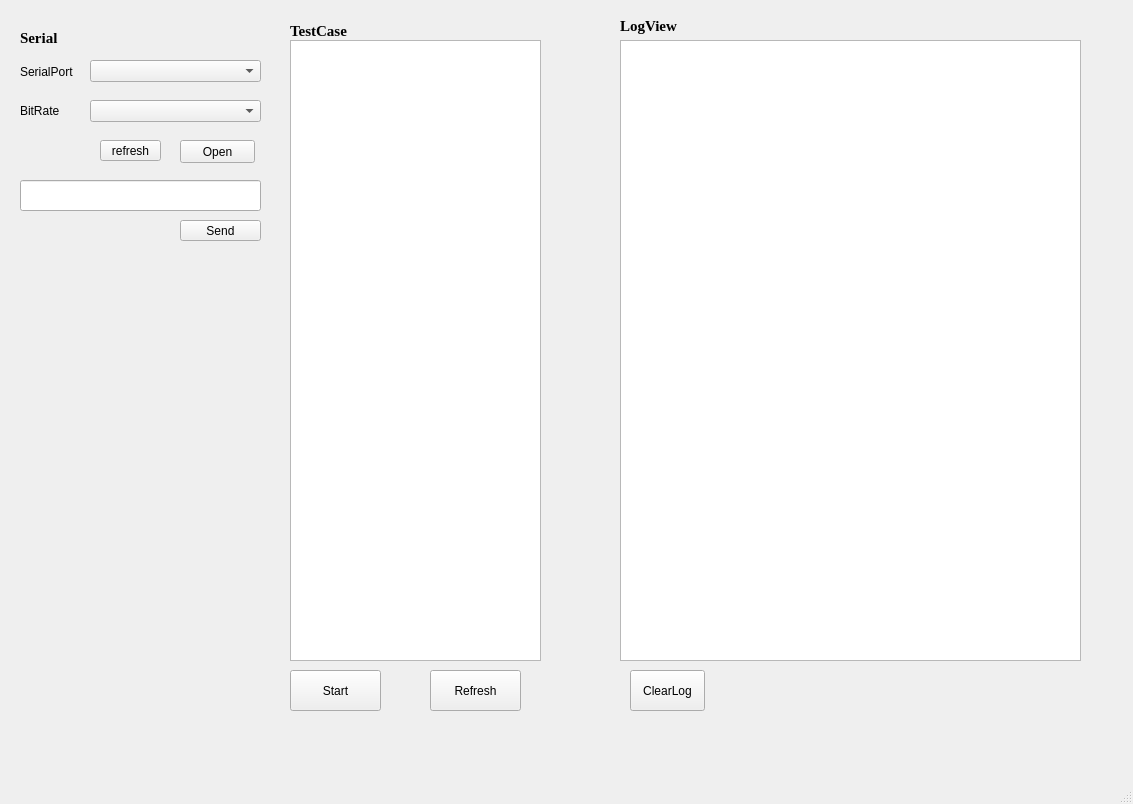
fangxian/TestTool, file AudioUI.ui: the form before one commit.
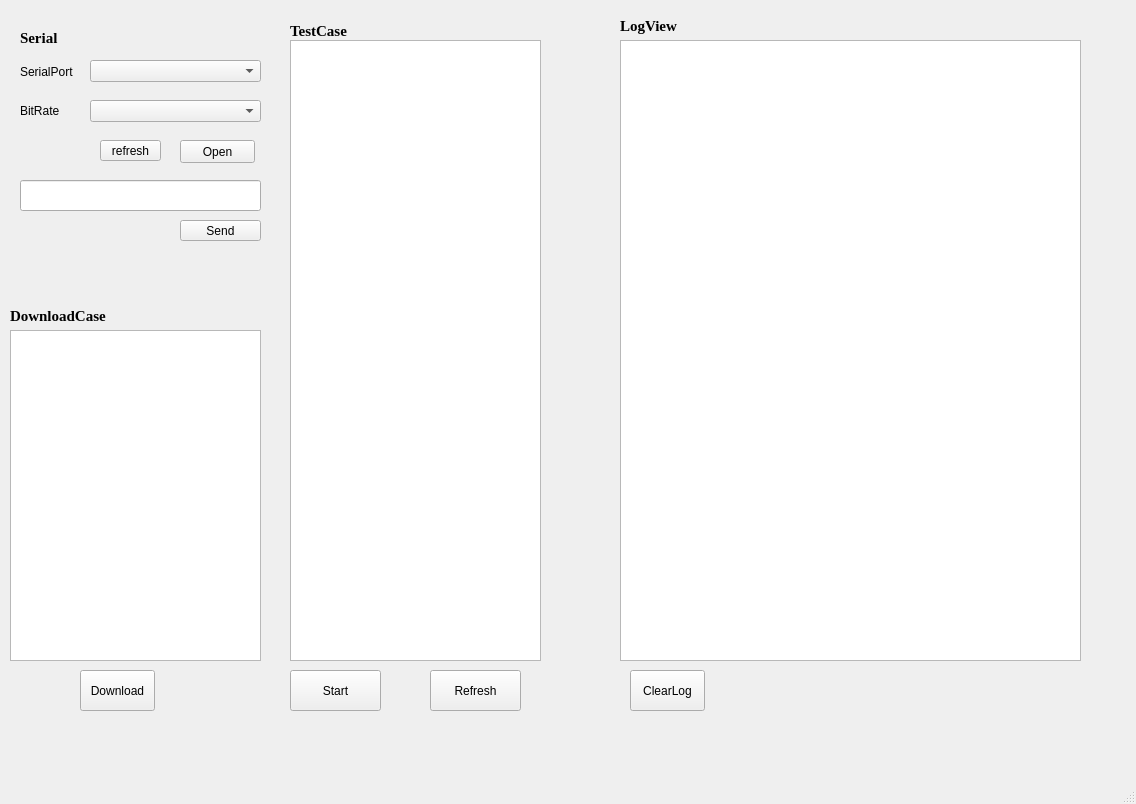
The form after the commit.

Commit message: optimize plot flush speed and implement data store and wave data download(need to optimize)

Diff of the .ui file:
```diff
--- a/AudioUI.ui
+++ b/AudioUI.ui
@@ -6,7 +6,7 @@
    <rect>
     <x>0</x>
     <y>0</y>
-    <width>1133</width>
+    <width>1136</width>
     <height>804</height>
    </rect>
   </property>
@@ -241,6 +241,50 @@
      </rect>
     </property>
    </widget>
+   <widget class="QListWidget" name="WaveListWidget">
+    <property name="geometry">
+     <rect>
+      <x>10</x>
+      <y>330</y>
+      <width>251</width>
+      <height>331</height>
+     </rect>
+    </property>
+   </widget>
+   <widget class="QLabel" name="DownloadCaseLabel">
+    <property name="geometry">
+     <rect>
+      <x>10</x>
+      <y>305</y>
+      <width>131</width>
+      <height>21</height>
+     </rect>
+    </property>
+    <property name="font">
+     <font>
+      <family>Times New Roman</family>
+      <pointsize>11</pointsize>
+      <weight>75</weight>
+      <bold>true</bold>
+     </font>
+    </property>
+    <property name="text">
+     <string>DownloadCase</string>
+    </property>
+   </widget>
+   <widget class="QPushButton" name="DownloadBtn">
+    <property name="geometry">
+     <rect>
+      <x>80</x>
+      <y>670</y>
+      <width>75</width>
+      <height>41</height>
+     </rect>
+    </property>
+    <property name="text">
+     <string>Download</string>
+    </property>
+   </widget>
   </widget>
   <widget class="QMenuBar" name="menubar">
    <property name="geometry">
```
Left out of the diff: 2 changed lines with no effect on the pictures. The commit also changes 4 other files.
